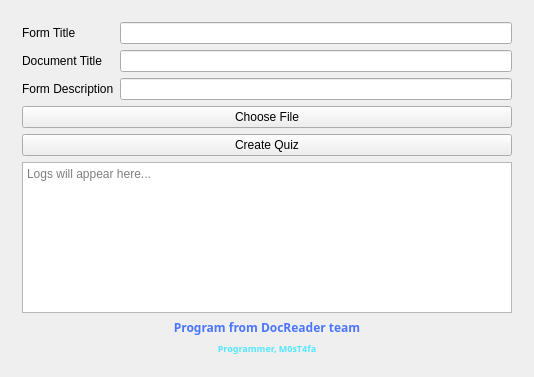
Qt form include/docreaderquizzes.ui (M0ST4FA/DocReaderQuizzes) before a commit.
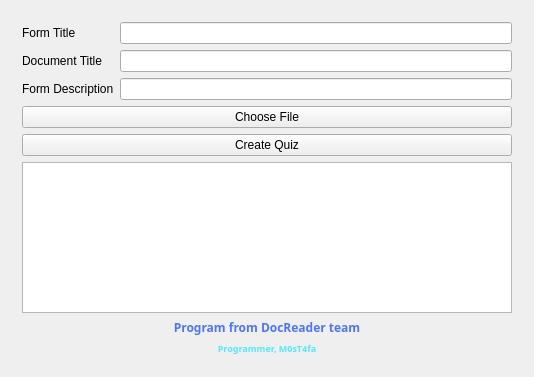
The same form after that commit.

Commit message: feat: indicate prompts in reporting text edit

What changed in the file:
```diff
--- a/include/docreaderquizzes.ui
+++ b/include/docreaderquizzes.ui
@@ -170,7 +170,7 @@
           <bool>true</bool>
          </property>
          <property name="placeholderText">
-          <string>Logs will appear here...</string>
+          <string/>
          </property>
         </widget>
        </item>
```
The commit also changes 2 other files.
